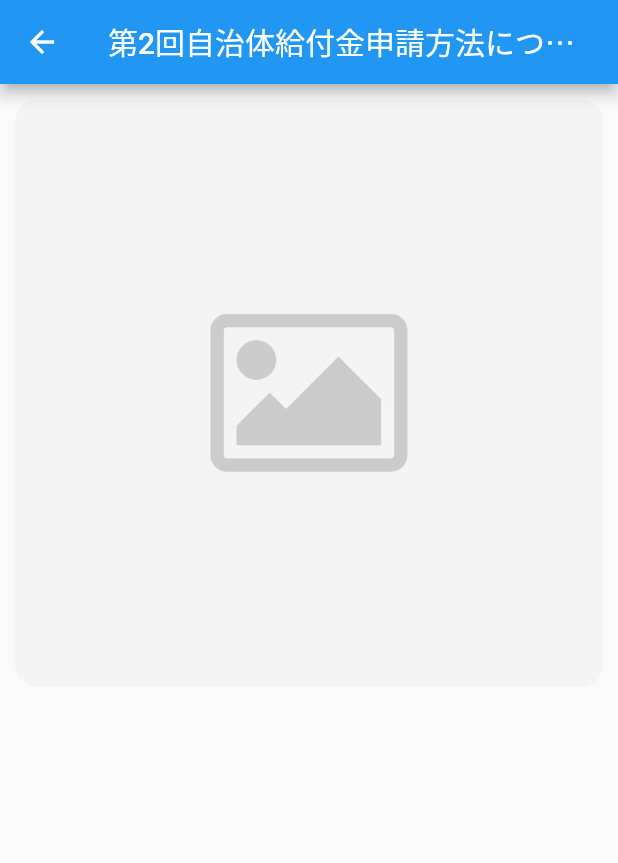
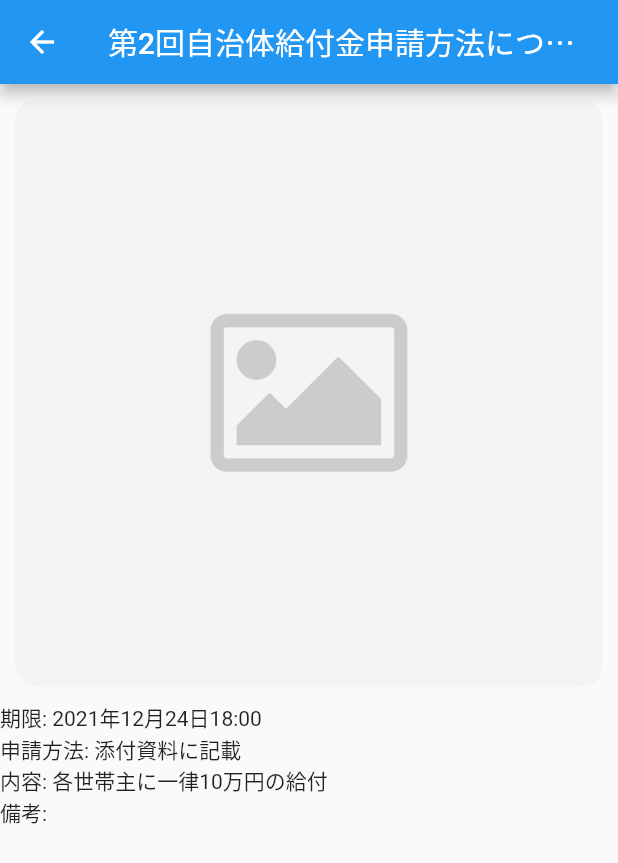
Before and after one commit to a5chin/kairanban, a Flutter app: the Topic1Page screen opened directly, on a phone screen of 412 x 824 dp. Shown: the top 863 px of the screen. Run offline on Flutter 3.47's test engine with Material 2 defaults, Android fonts, the phone set to English and light mode, and no system bars; our stand-ins replace carousel_slider, google_nav_bar; network calls fail.

Commit message:
detail dev #1

```diff
--- a/lib/page/topics/1.dart
+++ b/lib/page/topics/1.dart
@@ -7,8 +7,8 @@ class Topic1Page extends StatelessWidget {
         appBar: AppBar(
           title: Text('第2回自治体給付金申請方法について'),
         ),
-        body: Column(
-            children: [
+        body: ListView(
+            children: <Widget>[
               Padding(
                 padding: EdgeInsets.all(10.0),
                 child: Center(
@@ -18,7 +18,12 @@ class Topic1Page extends StatelessWidget {
                     )
                 )
               ),
-            ]
+              Text('期限: 2021年12月24日18:00'),
+              Text('申請方法: 添付資料に記載'),
+              Text('内容: 各世帯主に一律10万円の給付'),
+              Text('備考: '),
+            ],
+
         )
     );
   }
--- a/lib/page/topics/2.dart
+++ b/lib/page/topics/2.dart
@@ -7,8 +7,12 @@ class Topic2Page extends StatelessWidget {
         appBar: AppBar(
           title: Text('コロナワクチン予約可能な病院一覧'),
         ),
-        body: Column(
-            children: [
+        body: ListView(
+          children: <Widget>[
+            Text('期限: 2021年12月24日18:00'),
+            Text('申請方法: 添付資料に記載'),
+            Text('内容: 各世帯主に一律10万円の給付'),
+            Text('備考: '),
             Padding(
                 padding: EdgeInsets.all(10.0),
                 child: Center(
@@ -18,7 +22,8 @@ class Topic2Page extends StatelessWidget {
                     )
                 )
             ),
-            ]
+          ],
+
         )
     );
   }
--- a/lib/page/topics/3.dart
+++ b/lib/page/topics/3.dart
@@ -7,8 +7,10 @@ class Topic3Page extends StatelessWidget {
         appBar: AppBar(
           title: Text('ゴミ分別方法の変更についてのご連絡'),
         ),
-        body: Column(
-            children: [
+        body: ListView(
+          children: <Widget>[
+            Text('期限: 2021年12月24日18:00'),
+            Text('申請方法: 添付資料に記載'),
             Padding(
                 padding: EdgeInsets.all(10.0),
                 child: Center(
@@ -18,7 +20,10 @@ class Topic3Page extends StatelessWidget {
                     )
                 )
             ),
-            ]
+            Text('内容: 各世帯主に一律10万円の給付'),
+            Text('備考: '),
+          ],
+
         )
     );
   }
--- a/lib/page/topics/4.dart
+++ b/lib/page/topics/4.dart
@@ -7,8 +7,8 @@ class Topic4Page extends StatelessWidget {
         appBar: AppBar(
           title: Text('自治体総決算会議の出欠確認'),
         ),
-        body: Column(
-            children: [
+        body: ListView(
+          children: <Widget>[
             Padding(
                 padding: EdgeInsets.all(10.0),
                 child: Center(
@@ -18,7 +18,11 @@ class Topic4Page extends StatelessWidget {
                     )
                 )
             ),
-            ]
+            Text('期限: 2021年12月24日18:00'),
+            Text('申請方法: 添付資料に記載'),
+            Text('内容: 各世帯主に一律10万円の給付'),
+            Text('備考: '),
+          ],
         )
     );
   }
```
Lines whose indentation alone changed are shown as unchanged.
